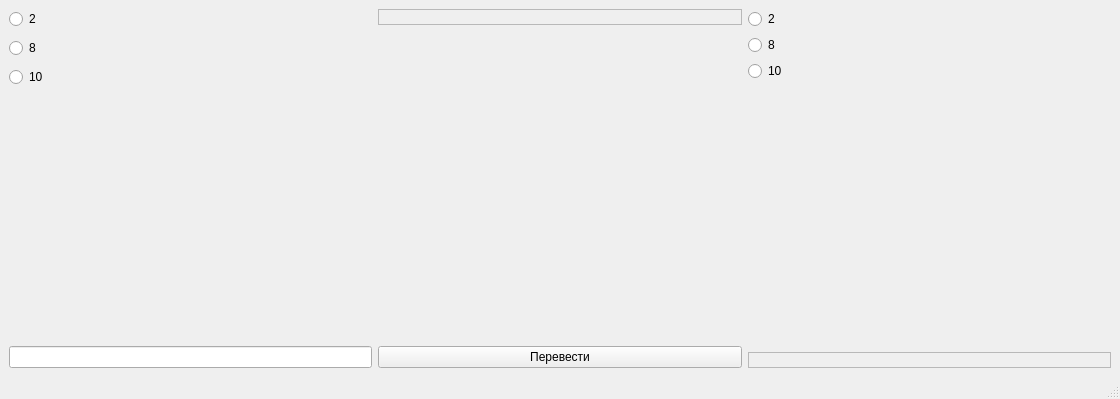
Above: OPlab1/mainwindow.ui from loultl/mylabs before the change. Below: the same form after it.
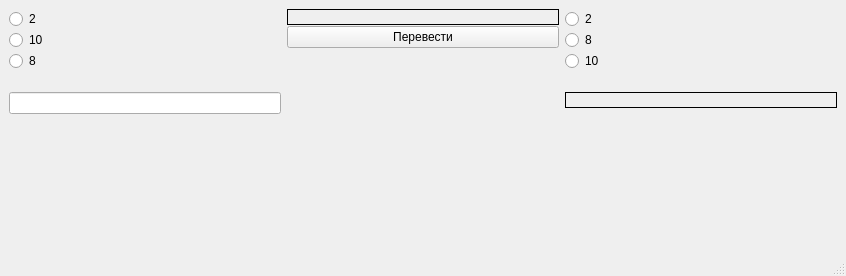
That is the form after the change.

The edit to the form file:
```diff
--- a/OPlab1/mainwindow.ui
+++ b/OPlab1/mainwindow.ui
@@ -6,8 +6,8 @@
    <rect>
     <x>0</x>
     <y>0</y>
-    <width>1120</width>
-    <height>399</height>
+    <width>846</width>
+    <height>276</height>
    </rect>
   </property>
   <property name="sizePolicy">
@@ -21,13 +21,22 @@
   </property>
   <widget class="QWidget" name="centralwidget">
    <layout class="QHBoxLayout" name="horizontalLayout">
+    <property name="sizeConstraint">
+     <enum>QLayout::SetMinimumSize</enum>
+    </property>
     <item>
-     <layout class="QVBoxLayout" name="input">
+     <layout class="QVBoxLayout" name="verticalLayout_2" stretch="0,0,0,0">
       <property name="spacing">
-       <number>9</number>
+       <number>1</number>
+      </property>
+      <property name="sizeConstraint">
+       <enum>QLayout::SetMaximumSize</enum>
       </property>
       <item>
        <layout class="QVBoxLayout" name="inputNumSys">
+        <property name="sizeConstraint">
+         <enum>QLayout::SetMaximumSize</enum>
+        </property>
         <item>
          <widget class="QRadioButton" name="inBinSys">
           <property name="text">
@@ -35,13 +44,6 @@
           </property>
          </widget>
         </item>
-        <item>
-         <widget class="QRadioButton" name="inOctSys">
-          <property name="text">
-           <string>8</string>
-          </property>
-         </widget>
-        </item>
         <item>
          <widget class="QRadioButton" name="inDecSys">
           <property name="text">
@@ -49,23 +51,23 @@
           </property>
          </widget>
         </item>
+        <item>
+         <widget class="QRadioButton" name="inOctSys">
+          <property name="sizePolicy">
+           <sizepolicy hsizetype="Ignored" vsizetype="Fixed">
+            <horstretch>0</horstretch>
+            <verstretch>0</verstretch>
+           </sizepolicy>
+          </property>
+          <property name="text">
+           <string>8</string>
+          </property>
+         </widget>
+        </item>
        </layout>
       </item>
       <item>
-       <spacer name="verticalSpacer">
-        <property name="orientation">
-         <enum>Qt::Vertical</enum>
-        </property>
-        <property name="sizeHint" stdset="0">
-         <size>
-          <width>20</width>
-          <height>40</height>
-         </size>
-        </property>
-       </spacer>
-      </item>
-      <item>
-       <spacer name="horizontalSpacer_3">
+       <spacer name="horizontalSpacer">
         <property name="orientation">
          <enum>Qt::Horizontal</enum>
         </property>
@@ -80,10 +82,26 @@
       <item>
        <widget class="QLineEdit" name="inputValue"/>
       </item>
+      <item>
+       <spacer name="verticalSpacer_2">
+        <property name="orientation">
+         <enum>Qt::Vertical</enum>
+        </property>
+        <property name="sizeHint" stdset="0">
+         <size>
+          <width>20</width>
+          <height>40</height>
+         </size>
+        </property>
+       </spacer>
+      </item>
      </layout>
     </item>
     <item>
      <layout class="QVBoxLayout" name="verticalLayout">
+      <property name="spacing">
+       <number>1</number>
+      </property>
       <property name="sizeConstraint">
        <enum>QLayout::SetMaximumSize</enum>
       </property>
@@ -99,53 +117,62 @@
          </sizepolicy>
         </property>
         <property name="frameShape">
-         <enum>QFrame::StyledPanel</enum>
+         <enum>QFrame::Box</enum>
         </property>
         <property name="text">
          <string/>
         </property>
        </widget>
       </item>
-      <item>
-       <spacer name="verticalSpacer_3">
-        <property name="orientation">
-         <enum>Qt::Vertical</enum>
-        </property>
-        <property name="sizeType">
-         <enum>QSizePolicy::Expanding</enum>
-        </property>
-        <property name="sizeHint" stdset="0">
-         <size>
-          <width>20</width>
-          <height>40</height>
-         </size>
-        </property>
-       </spacer>
-      </item>
-      <item>
-       <spacer name="horizontalSpacer_2">
-        <property name="orientation">
-         <enum>Qt::Horizontal</enum>
-        </property>
-        <property name="sizeHint" stdset="0">
-         <size>
-          <width>40</width>
-          <height>20</height>
-         </size>
-        </property>
-       </spacer>
-      </item>
       <item>
        <widget class="QPushButton" name="translateButton">
+        <property name="sizePolicy">
+         <sizepolicy hsizetype="Minimum" vsizetype="Maximum">
+          <horstretch>0</horstretch>
+          <verstretch>0</verstretch>
+         </sizepolicy>
+        </property>
         <property name="text">
          <string>Перевести</string>
         </property>
        </widget>
       </item>
+      <item>
+       <spacer name="verticalSpacer_3">
+        <property name="orientation">
+         <enum>Qt::Vertical</enum>
+        </property>
+        <property name="sizeHint" stdset="0">
+         <size>
+          <width>20</width>
+          <height>40</height>
+         </size>
+        </property>
+       </spacer>
+      </item>
+      <item>
+       <spacer name="horizontalSpacer_2">
+        <property name="orientation">
+         <enum>Qt::Horizontal</enum>
+        </property>
+        <property name="sizeHint" stdset="0">
+         <size>
+          <width>40</width>
+          <height>20</height>
+         </size>
+        </property>
+       </spacer>
+      </item>
      </layout>
     </item>
     <item>
      <layout class="QVBoxLayout" name="output">
+      <property name="spacing">
+       <number>1</number>
+      </property>
+      <property name="sizeConstraint">
+       <enum>QLayout::SetMaximumSize</enum>
+      </property>
       <item>
        <layout class="QVBoxLayout" name="outputNumSys">
         <property name="rightMargin">
@@ -175,7 +202,7 @@
        </layout>
       </item>
       <item>
-       <spacer name="horizontalSpacer">
+       <spacer name="horizontalSpacer_3">
         <property name="orientation">
          <enum>Qt::Horizontal</enum>
         </property>
@@ -187,19 +214,6 @@
         </property>
        </spacer>
       </item>
-      <item>
-       <spacer name="verticalSpacer_2">
-        <property name="orientation">
-         <enum>Qt::Vertical</enum>
-        </property>
-        <property name="sizeHint" stdset="0">
-         <size>
-          <width>20</width>
-          <height>40</height>
-         </size>
-        </property>
-       </spacer>
-      </item>
       <item>
        <widget class="QLabel" name="translatedValue">
         <property name="sizePolicy">
@@ -209,20 +223,34 @@
          </sizepolicy>
         </property>
         <property name="frameShape">
-         <enum>QFrame::StyledPanel</enum>
+         <enum>QFrame::Box</enum>
         </property>
         <property name="frameShadow">
-         <enum>QFrame::Raised</enum>
+         <enum>QFrame::Plain</enum>
         </property>
         <property name="text">
          <string/>
         </property>
        </widget>
       </item>
+      <item>
+       <spacer name="verticalSpacer">
+        <property name="orientation">
+         <enum>Qt::Vertical</enum>
+        </property>
+        <property name="sizeHint" stdset="0">
+         <size>
+          <width>20</width>
+          <height>40</height>
+         </size>
+        </property>
+       </spacer>
+      </item>
      </layout>
     </item>
    </layout>
   </widget>
+  <widget class="QStatusBar" name="statusbar"/>
   <widget class="QMenuBar" name="menubar">
    <property name="geometry">
     <rect>
@@ -233,7 +261,6 @@
     </rect>
    </property>
   </widget>
-  <widget class="QStatusBar" name="statusbar"/>
  </widget>
  <resources/>
  <connections/>
```
Left out of the diff: 2 changed lines with no effect on the pictures.
